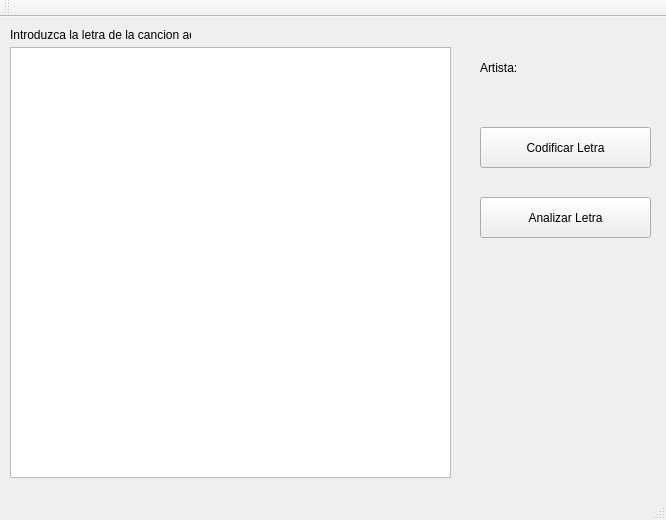
This is mainwindow.ui in Marcomora99/TareaProgramada4 as Qt 5 draws it before an edit. The edited form follows.
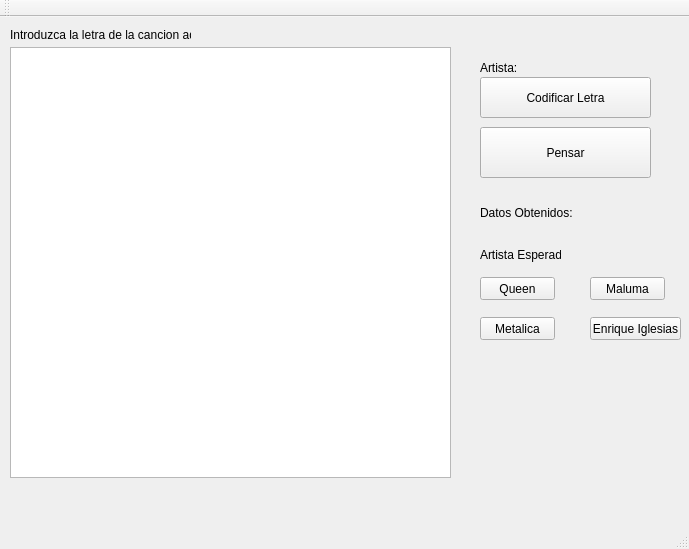
This is the edited form.

The edit to the form file:
```diff
--- a/mainwindow.ui
+++ b/mainwindow.ui
@@ -6,8 +6,8 @@
    <rect>
     <x>0</x>
     <y>0</y>
-    <width>666</width>
-    <height>520</height>
+    <width>689</width>
+    <height>549</height>
    </rect>
   </property>
   <property name="windowTitle">
@@ -54,7 +54,7 @@
     <property name="geometry">
      <rect>
       <x>480</x>
-      <y>110</y>
+      <y>60</y>
       <width>171</width>
       <height>41</height>
      </rect>
@@ -63,17 +63,95 @@
      <string>Codificar Letra</string>
     </property>
    </widget>
+   <widget class="QPushButton" name="pushButton_3">
+    <property name="geometry">
+     <rect>
+      <x>480</x>
+      <y>110</y>
+      <width>171</width>
+      <height>51</height>
+     </rect>
+    </property>
+    <property name="text">
+     <string>Pensar</string>
+    </property>
+   </widget>
+   <widget class="QLabel" name="label_3">
+    <property name="geometry">
+     <rect>
+      <x>480</x>
+      <y>170</y>
+      <width>171</width>
+      <height>51</height>
+     </rect>
+    </property>
+    <property name="text">
+     <string>Datos Obtenidos:</string>
+    </property>
+   </widget>
+   <widget class="QLabel" name="label_4">
+    <property name="geometry">
+     <rect>
+      <x>480</x>
+      <y>230</y>
+      <width>81</width>
+      <height>16</height>
+     </rect>
+    </property>
+    <property name="text">
+     <string>Artista Esperado</string>
+    </property>
+   </widget>
    <widget class="QPushButton" name="pushButton_2">
     <property name="geometry">
      <rect>
       <x>480</x>
-      <y>180</y>
-      <width>171</width>
-      <height>41</height>
+      <y>260</y>
+      <width>75</width>
+      <height>23</height>
      </rect>
     </property>
     <property name="text">
-     <string>Analizar Letra</string>
+     <string>Queen</string>
+    </property>
+   </widget>
+   <widget class="QPushButton" name="pushButton_4">
+    <property name="geometry">
+     <rect>
+      <x>590</x>
+      <y>260</y>
+      <width>75</width>
+      <height>23</height>
+     </rect>
+    </property>
+    <property name="text">
+     <string>Maluma</string>
+    </property>
+   </widget>
+   <widget class="QPushButton" name="pushButton_5">
+    <property name="geometry">
+     <rect>
+      <x>480</x>
+      <y>300</y>
+      <width>75</width>
+      <height>23</height>
+     </rect>
+    </property>
+    <property name="text">
+     <string>Metalica</string>
+    </property>
+   </widget>
+   <widget class="QPushButton" name="pushButton_6">
+    <property name="geometry">
+     <rect>
+      <x>590</x>
+      <y>300</y>
+      <width>91</width>
+      <height>23</height>
+     </rect>
+    </property>
+    <property name="text">
+     <string>Enrique Iglesias</string>
     </property>
    </widget>
   </widget>
```
Left out of the diff: 2 changed lines with no effect on the pictures.
